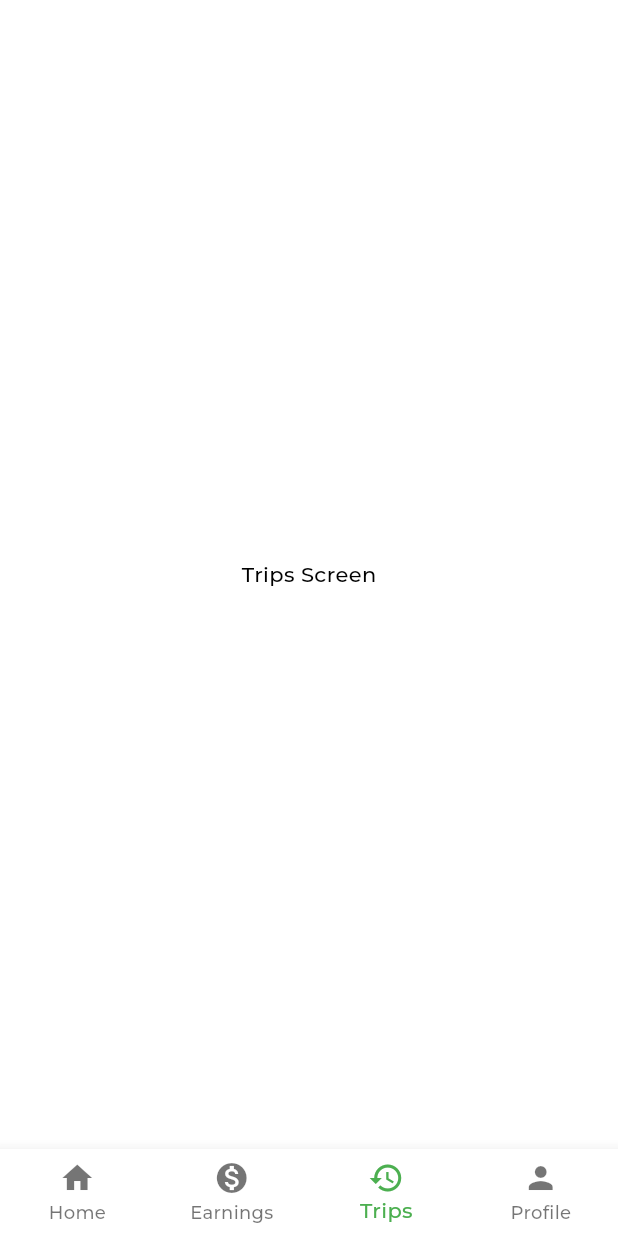
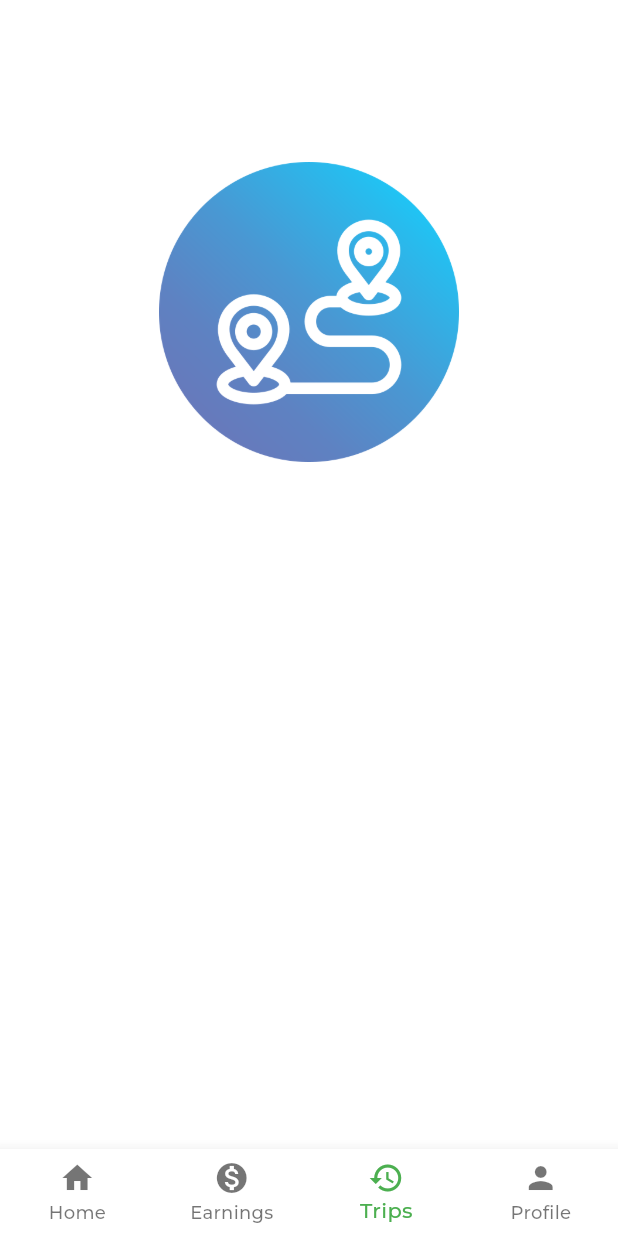
Before and after one commit to AmmarSultanDev/car_go_pfe_lp_j2ee_driver, a Flutter app: the screen it shows once a user with an empty profile is signed in, item 3 of the bottom bar chosen, on a phone screen of 412 x 824 dp. Run offline on Flutter 3.47's test engine with Material 3 defaults, Android fonts, the phone set to English and light mode, and no system bars; our stand-ins replace audioplayers, cloud_firestore, connectivity_plus, device_info_plus, firebase_auth, firebase_core and 10 more; missing offline and left inert: firebase_app_check, flutter_geofire, flutter_polyline_points; accounts and stored records are empty; generated files the repository leaves out were written again; statements that could not run were skipped.

Commit message:
refactor: Update FirestoreMethods class to include getTrips method
This commit adds the getTrips method to the FirestoreMethods class in firestore_methods.dart. The method retrieves the trips of the user from the earnings collection in Firestore and returns a list of EndedTripDetails objects. This change enhances the functionality of the app by allowing users to access their trip history and details.

```diff
--- /dev/null
+++ b/lib/models/ended_trip_details.dart
@@ -0,0 +1,69 @@
+import 'package:google_maps_flutter/google_maps_flutter.dart';
+
+class EndedTripDetails {
+  String? tripId;
+  LatLng? dropOffLocationCoordinates;
+  LatLng? pickUpLocationCoordinates;
+  Map<String, dynamic>? passengerInfo;
+  DateTime? acceptedAt;
+  DateTime? startedAt;
+  DateTime? endedAt;
+  String? status;
+  String? fareAmout;
+
+  String? pickUpAddress;
+  String? dropOffAddress;
+
+  LatLng? destinationCoordinates;
+
+  EndedTripDetails(
+      {this.tripId,
+      this.dropOffLocationCoordinates,
+      this.pickUpLocationCoordinates,
+      this.passengerInfo,
+      this.acceptedAt,
+      this.startedAt,
+      this.endedAt,
+      this.status,
+      this.fareAmout,
+      this.pickUpAddress,
+      this.dropOffAddress,
+      this.destinationCoordinates});
+
+  EndedTripDetails.fromSnapshot(Map<String, dynamic> snapshot) {
+    double dropOffLat = double.parse(
+        snapshot['dropOffLocationCoordinates']['latitude'].toString());
+    double dropOffLng = double.parse(
+        snapshot['dropOffLocationCoordinates']['longitude'].toString());
+
+    LatLng dropOffLocationCoordinatesLatLng = LatLng(dropOffLat, dropOffLng);
+
+    dropOffLocationCoordinates = dropOffLocationCoordinatesLatLng;
+
+    double pickUpLat = double.parse(
+        snapshot['pickUpLocationCoordinates']['latitude'].toString());
+    double pickUpLng = double.parse(
+        snapshot['pickUpLocationCoordinates']['longitude'].toString());
+
+    LatLng pickUpLocationCoordinatesLatLng = LatLng(pickUpLat, pickUpLng);
+    pickUpLocationCoordinates = pickUpLocationCoordinatesLatLng;
+
+    passengerInfo = snapshot['passengerInfo'];
+    acceptedAt = snapshot['acceptedAt'].toDate();
+    startedAt = snapshot['startedAt'].toDate();
+    endedAt = snapshot['endedAt'].toDate();
+    status = snapshot['status'];
+    fareAmout = snapshot['fareAmout'];
+    pickUpAddress = snapshot['pickUpAddress'];
+    dropOffAddress = snapshot['dropOffAddress'];
+
+    double destinationLat =
+        double.parse(snapshot['destinationCoordinates']['latitude'].toString());
+    double destinationLng = double.parse(
+        snapshot['destinationCoordinates']['longitude'].toString());
+
+    LatLng destinationCoordinatesLatLng =
+        LatLng(destinationLat, destinationLng);
+    destinationCoordinates = destinationCoordinatesLatLng;
+  }
+}
--- a/lib/screens/trips_screen.dart
+++ b/lib/screens/trips_screen.dart
@@ -1,3 +1,5 @@
+import 'package:car_go_pfe_lp_j2ee_driver/methods/firestore_methods.dart';
+import 'package:car_go_pfe_lp_j2ee_driver/widgets/trip_list_item.dart';
 import 'package:flutter/material.dart';
 
 class TripsScreen extends StatefulWidget {
@@ -8,11 +10,64 @@ class TripsScreen extends StatefulWidget {
 }
 
 class _TripsScreenState extends State<TripsScreen> {
+  getTrips() async {
+    // get the trips of the user
+    await FirestoreMethods().getTrips()?.then((value) {
+      setState(() {
+        endedTripDetails = value;
+      });
+    });
+  }
+
+  List endedTripDetails = [];
+
   @override
   Widget build(BuildContext context) {
-    return const Scaffold(
-      body: Center(
-        child: Text('Trips Screen'),
+    getTrips();
+
+    return Scaffold(
+      body: Container(
+        padding: const EdgeInsets.symmetric(
+          horizontal: 32,
+        ),
+        width: double.infinity,
+        child: SingleChildScrollView(
+          child: Padding(
+            padding: const EdgeInsets.all(8.0),
+            child: ConstrainedBox(
+              constraints: BoxConstraints(
+                maxHeight: MediaQuery.of(context).size.height,
+              ),
+              child: Column(
+                children: [
+                  const SizedBox(
+                    height: 100,
+                  ),
+                  Image.asset(
+                    'assets/images/trips.png',
+                    height: 200,
+                    fit: BoxFit.cover,
+                  ),
+                  const SizedBox(
+                    height: 200,
+                  ),
+                  Expanded(
+                      child: ListView.builder(
+                    itemCount: endedTripDetails.length,
+                    itemBuilder: (ctx, index) {
+                      if (endedTripDetails.isNotEmpty) {
+                        return TripListItem(
+                            endedTripDetails: endedTripDetails[index]);
+                      } else {
+                        return Text('No trips found');
+                      }
+                    },
+                  )),
+                ],
+              ),
+            ),
+          ),
+        ),
       ),
     );
   }
```
Also changed, not shown: lib/methods/firestore_methods.dart (+18 -0 lines), lib/screens/earning_screen.dart (+4 -8 lines), lib/widgets/trip_list_item.dart (added, +42 -0 lines), assets/images/trips.png (renamed from assets/images/total_trips.png).
